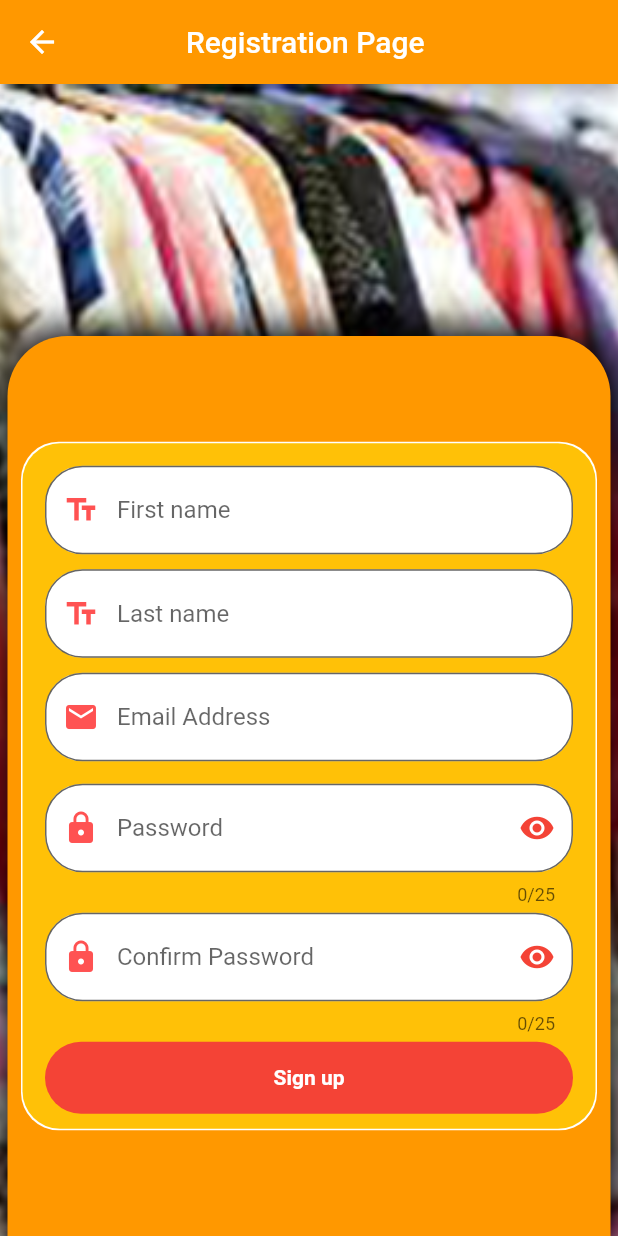
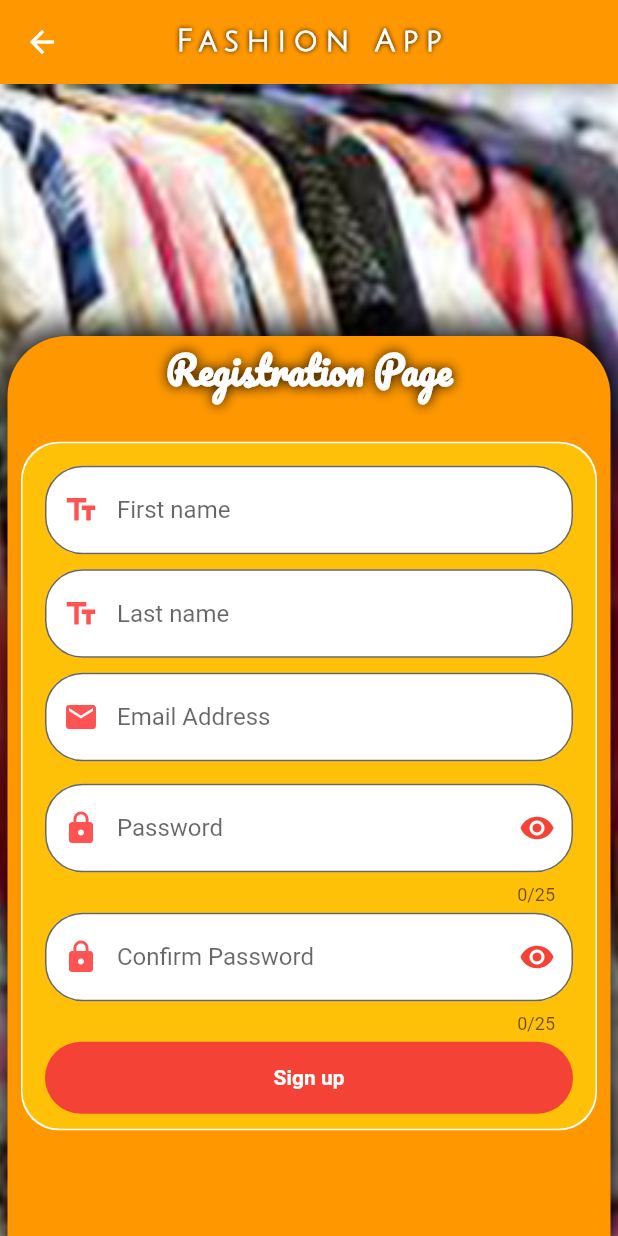
Before and after one commit to MomenF/fashion_app, a Flutter app: the screen it shows after launch, after a tap on "Login", after a tap on "Sign up", on a phone screen of 412 x 824 dp. Run offline on Flutter 3.47's test engine with Material 2 defaults, Android fonts, the phone set to English and light mode, and no system bars; our stand-ins replace carousel_pro_nullsafety, flutter_spinkit.

Commit message:
add new Fonts anf colors

```diff
--- a/lib/Components/products.dart
+++ b/lib/Components/products.dart
@@ -126,6 +126,7 @@ class SingleProduct extends StatelessWidget {
                 fontWeight: FontWeight.bold
               ),
                 maxLines: 3,
+                overflow: TextOverflow.ellipsis,
 
               ),
               trailing: Column(
@@ -145,7 +146,11 @@ class SingleProduct extends StatelessWidget {
               ),
             ),
           ),
-          child: Image.asset(productPic),
+          child: Column(
+            children: [
+              Image.asset(productPic),
+            ],
+          ),
         ),
       ),
     );
--- a/lib/MainScreens/Login.dart
+++ b/lib/MainScreens/Login.dart
@@ -24,23 +24,42 @@ class _LoginPageState extends State<LoginPage> {
     return SafeArea(
       child: Scaffold(
         appBar: AppBar(
-          title: Text("Login Page"),
+          title: Text("Fashion App",style: TextStyle(
+              fontSize: 20,
+            fontFamily: "JuliusSansOne",
+            color: Colors.white,
+              fontWeight: FontWeight.bold,
+            letterSpacing: 5,
+            shadows: [
+              Shadow(
+                color: Colors.black,
+                blurRadius: 4
+              ),
+            ]
+
+
+          ),),
           centerTitle: true,
           backgroundColor: Colors.orange,
         ),
         body: Container(
+          height: double.infinity,
           decoration: BoxDecoration(
               image: DecorationImage(
             image: AssetImage("assets/images/coverLogin.png"),
             fit: BoxFit.fitHeight,
           )),
-          child: Expanded(
           child: Column(
+            mainAxisSize: MainAxisSize.min,
             mainAxisAlignment: MainAxisAlignment.end,
             children: [
-                //Todo Font word Fashion here and inside the container ...
+              SingleChildScrollView(
+                child: Stack(
+                  alignment: AlignmentDirectional.bottomCenter,
+
+                  children: [
                     Stack(
-                  alignment: AlignmentDirectional.center,
+                      alignment: AlignmentDirectional.topCenter,
                       children: [
                         Container(
                           width: double.infinity,
@@ -66,13 +85,27 @@ class _LoginPageState extends State<LoginPage> {
                               ]),
 
                         ),
-                    Expanded(
-                      child: Container(
+                        Text("Login Page",style: TextStyle(
+                            fontSize: 25,
+                            fontFamily: "Pacifico-Regular",
+                            color: Colors.white,
+                            fontWeight: FontWeight.bold,
+                            shadows: [
+                              Shadow(
+                                  color: Colors.black,
+                                  blurRadius: 10
+                              )
+                            ]
+                        ),)
+                      ],
+                    ),
+                    Container(
                       padding: const EdgeInsets.symmetric(
-                            horizontal: 15
+                        horizontal: 15,
                       ),
                       margin: const EdgeInsets.symmetric(
                         horizontal: 15,
+                        vertical: 15
                       ),
                       decoration: BoxDecoration(
                           color: Colors.amber,
@@ -226,11 +259,11 @@ class _LoginPageState extends State<LoginPage> {
                         ),
                       ),
                     ),
-                    ),
-                  ],
-                )
                   ],
                 ),
+              ),
+
+            ],
           ),
         ),
       ),
--- a/lib/MainScreens/Register.dart
+++ b/lib/MainScreens/Register.dart
@@ -31,7 +31,21 @@ class _RegisterPageState extends State<RegisterPage> {
   Widget build(BuildContext context) {
     return  Scaffold(
       appBar: AppBar(
-        title: Text("Registration Page "),
+        title: Text("Fashion App",style: TextStyle(
+            fontSize: 20,
+            fontFamily: "JuliusSansOne",
+            color: Colors.white,
+            fontWeight: FontWeight.bold,
+            letterSpacing: 5,
+            shadows: [
+              Shadow(
+                  color: Colors.black,
+                  blurRadius: 4
+              ),
+            ]
+
+
+        ),),
         centerTitle: true,
         backgroundColor: Colors.orange,
       ),
@@ -46,6 +60,9 @@ class _RegisterPageState extends State<RegisterPage> {
           SingleChildScrollView(
             child: Stack(
               alignment: AlignmentDirectional.center,
+              children: [
+                Stack(
+                  alignment: AlignmentDirectional.topCenter,
                   children: [
                     Container(
                       width: double.infinity,
@@ -70,6 +87,20 @@ class _RegisterPageState extends State<RegisterPage> {
                                 blurRadius: 20)
                           ]),
 
+                    ),
+                    Text("Registration Page",style: TextStyle(
+                        fontSize: 25,
+                        fontFamily: "Pacifico-Regular",
+                        color: Colors.white,
+                        fontWeight: FontWeight.bold,
+                        shadows: [
+                          Shadow(
+                              color: Colors.black,
+                              blurRadius: 10
+                          )
+                        ]
+                    ),)
+                  ],
                 ),
                 Container(
                   padding: const EdgeInsets.symmetric(
--- a/lib/MainScreens/SplashScreen.dart
+++ b/lib/MainScreens/SplashScreen.dart
@@ -27,19 +27,41 @@ class _SplashScreenState extends State<SplashScreen> {
   Widget build(BuildContext context) {
     return Scaffold(
       backgroundColor: Colors.greenAccent,
-        body: Column(
+        body: Container(
+          decoration: BoxDecoration(
+            gradient: SweepGradient(
+              colors: [Colors.yellowAccent,Colors.greenAccent,Colors.red,Colors.orangeAccent,Colors.blueAccent,Colors.yellowAccent],
+            )
+          ),
+          child: Column(
                 mainAxisAlignment: MainAxisAlignment.center,
                 children: [
                 Image.asset(
             'assets/images/s.png',
             height: 100,
           ),
+                  Text("Fashion App",style: TextStyle(
+                      fontSize: 20,
+                      fontFamily: "JuliusSansOne",
+                      color: Colors.white,
+                      fontWeight: FontWeight.bold,
+                      letterSpacing: 5,
+                      shadows: [
+                        Shadow(
+                            color: Colors.black,
+                            blurRadius: 4
+                        ),
+                      ]
+
+
+                  ),),
                 //Todo Text NAme App with Anew Fonts
                 SpinKitCircle(
                     color: Colors.red,
                   ),
 
                 ],
+    ),
         ));
   }
 }
```
Also changed, not shown: pubspec.yaml (+11 -4 lines), assets/fonts/JuliusSansOne-Regular.ttf (added), assets/fonts/Pacifico-Regular.ttf (added), assets/images/s.png. Lines whose indentation alone changed are shown as unchanged.
